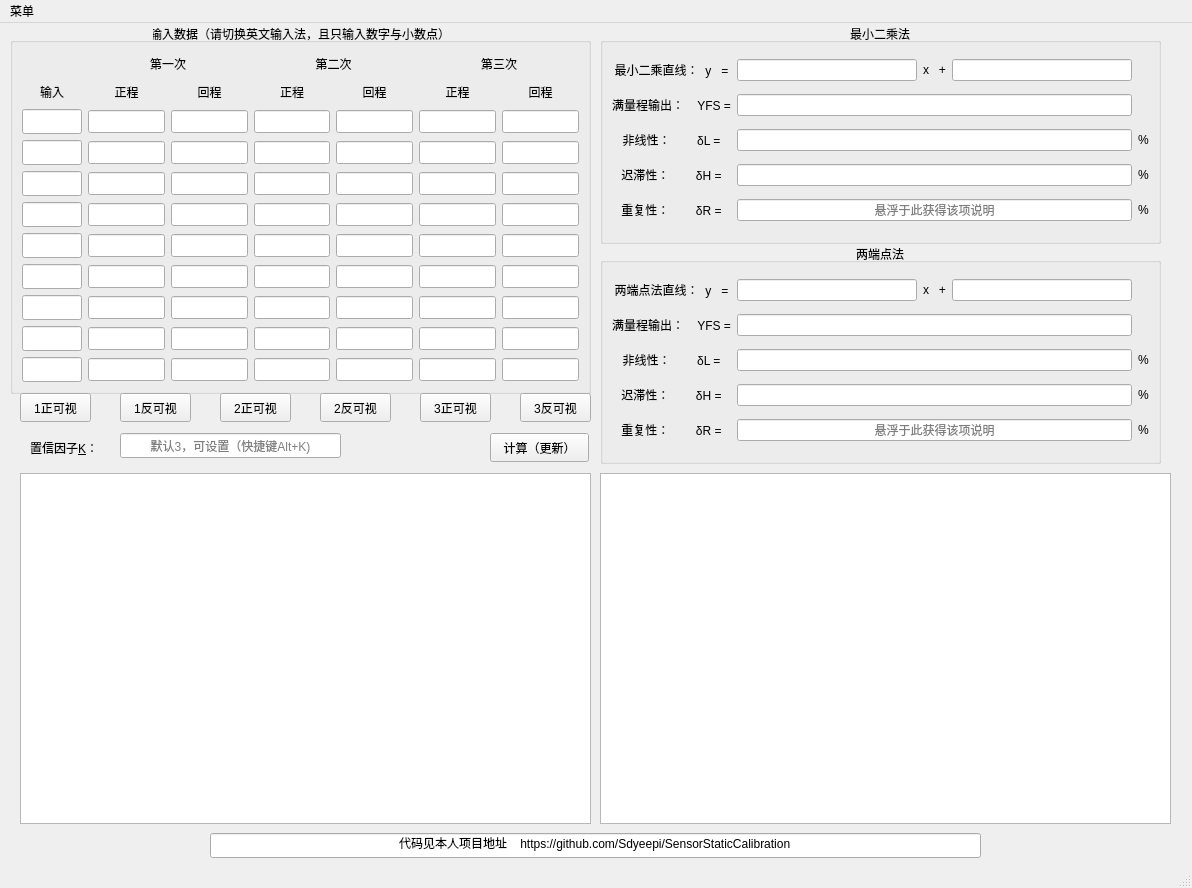
First picture: the form in mainwindow.ui, repository Sdyeepi/SensorStaticCalibration, before the edit.
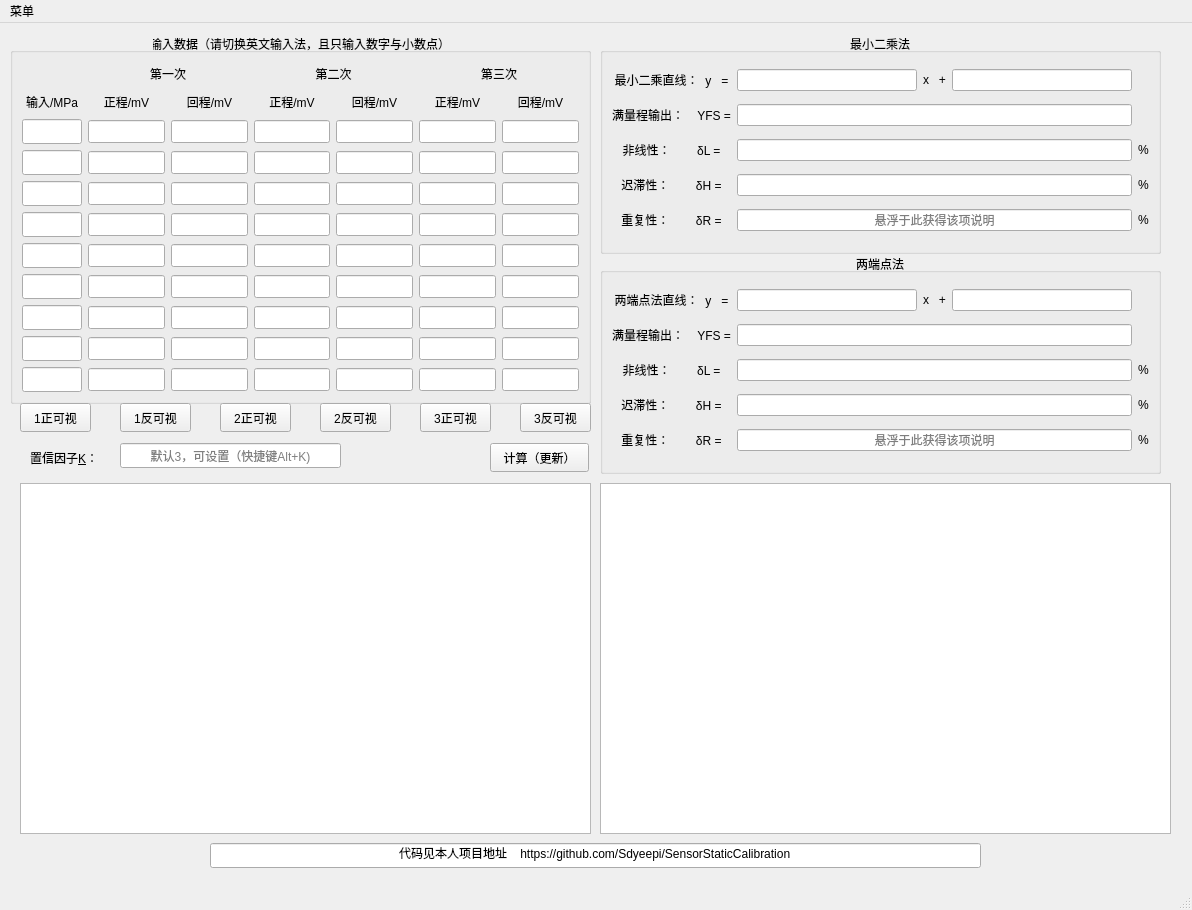
Second picture: the form after the edit. Custom widgets are drawn as their Qt base class.

```diff
--- a/mainwindow.ui
+++ b/mainwindow.ui
@@ -7,7 +7,7 @@
     <x>0</x>
     <y>0</y>
     <width>1192</width>
-    <height>888</height>
+    <height>910</height>
    </rect>
   </property>
   <property name="windowTitle">
@@ -18,7 +18,7 @@
     <property name="geometry">
      <rect>
       <x>10</x>
-      <y>0</y>
+      <y>10</y>
       <width>581</width>
       <height>371</height>
      </rect>
@@ -147,7 +147,7 @@
      <item row="1" column="6">
       <widget class="QLabel" name="label_r3">
        <property name="text">
-        <string>回程</string>
+        <string>回程/mV</string>
        </property>
        <property name="alignment">
         <set>Qt::AlignCenter</set>
@@ -349,7 +349,7 @@
      <item row="1" column="1">
       <widget class="QLabel" name="label_p1">
        <property name="text">
-        <string>正程</string>
+        <string>正程/mV</string>
        </property>
        <property name="alignment">
         <set>Qt::AlignCenter</set>
@@ -429,7 +429,7 @@
      <item row="1" column="0">
       <widget class="QLabel" name="labelx">
        <property name="text">
-        <string>输入</string>
+        <string>输入/MPa</string>
        </property>
        <property name="alignment">
         <set>Qt::AlignCenter</set>
@@ -467,7 +467,7 @@
      <item row="1" column="2">
       <widget class="QLabel" name="label_r1">
        <property name="text">
-        <string>回程</string>
+        <string>回程/mV</string>
        </property>
        <property name="alignment">
         <set>Qt::AlignCenter</set>
@@ -533,7 +533,7 @@
      <item row="1" column="5">
       <widget class="QLabel" name="label_p3">
        <property name="text">
-        <string>正程</string>
+        <string>正程/mV</string>
        </property>
        <property name="alignment">
         <set>Qt::AlignCenter</set>
@@ -813,7 +813,7 @@
      <item row="1" column="4">
       <widget class="QLabel" name="label_r2">
        <property name="text">
-        <string>回程</string>
+        <string>回程/mV</string>
        </property>
        <property name="alignment">
         <set>Qt::AlignCenter</set>
@@ -879,7 +879,7 @@
      <item row="1" column="3">
       <widget class="QLabel" name="label_p2">
        <property name="text">
-        <string>正程</string>
+        <string>正程/mV</string>
        </property>
        <property name="alignment">
         <set>Qt::AlignCenter</set>
@@ -1004,7 +1004,7 @@
     <property name="geometry">
      <rect>
       <x>600</x>
-      <y>0</y>
+      <y>10</y>
       <width>561</width>
       <height>221</height>
      </rect>
@@ -1184,7 +1184,7 @@
     <property name="geometry">
      <rect>
       <x>30</x>
-      <y>410</y>
+      <y>420</y>
       <width>81</width>
       <height>29</height>
      </rect>
@@ -1200,7 +1200,7 @@
     <property name="geometry">
      <rect>
       <x>490</x>
-      <y>410</y>
+      <y>420</y>
       <width>99</width>
       <height>29</height>
      </rect>
@@ -1216,7 +1216,7 @@
     <property name="geometry">
      <rect>
       <x>120</x>
-      <y>410</y>
+      <y>420</y>
       <width>221</width>
       <height>25</height>
      </rect>
@@ -1232,7 +1232,7 @@
     <property name="geometry">
      <rect>
       <x>600</x>
-      <y>220</y>
+      <y>230</y>
       <width>561</width>
       <height>221</height>
      </rect>
@@ -1406,7 +1406,7 @@
     <property name="geometry">
      <rect>
       <x>20</x>
-      <y>450</y>
+      <y>460</y>
       <width>571</width>
       <height>351</height>
      </rect>
@@ -1422,7 +1422,7 @@
     <property name="geometry">
      <rect>
       <x>210</x>
-      <y>810</y>
+      <y>820</y>
       <width>771</width>
       <height>25</height>
      </rect>
@@ -1447,7 +1447,7 @@
     <property name="geometry">
      <rect>
       <x>600</x>
-      <y>450</y>
+      <y>460</y>
       <width>571</width>
       <height>351</height>
      </rect>
@@ -1460,7 +1460,7 @@
     <property name="geometry">
      <rect>
       <x>20</x>
-      <y>370</y>
+      <y>380</y>
       <width>71</width>
       <height>29</height>
      </rect>
@@ -1476,7 +1476,7 @@
     <property name="geometry">
      <rect>
       <x>120</x>
-      <y>370</y>
+      <y>380</y>
       <width>71</width>
       <height>29</height>
      </rect>
@@ -1492,7 +1492,7 @@
     <property name="geometry">
      <rect>
       <x>220</x>
-      <y>370</y>
+      <y>380</y>
       <width>71</width>
       <height>29</height>
      </rect>
@@ -1508,7 +1508,7 @@
     <property name="geometry">
      <rect>
       <x>320</x>
-      <y>370</y>
+      <y>380</y>
       <width>71</width>
       <height>29</height>
      </rect>
@@ -1524,7 +1524,7 @@
     <property name="geometry">
      <rect>
       <x>420</x>
-      <y>370</y>
+      <y>380</y>
       <width>71</width>
       <height>29</height>
      </rect>
@@ -1540,7 +1540,7 @@
     <property name="geometry">
      <rect>
       <x>520</x>
-      <y>370</y>
+      <y>380</y>
       <width>71</width>
       <height>29</height>
      </rect>
```
